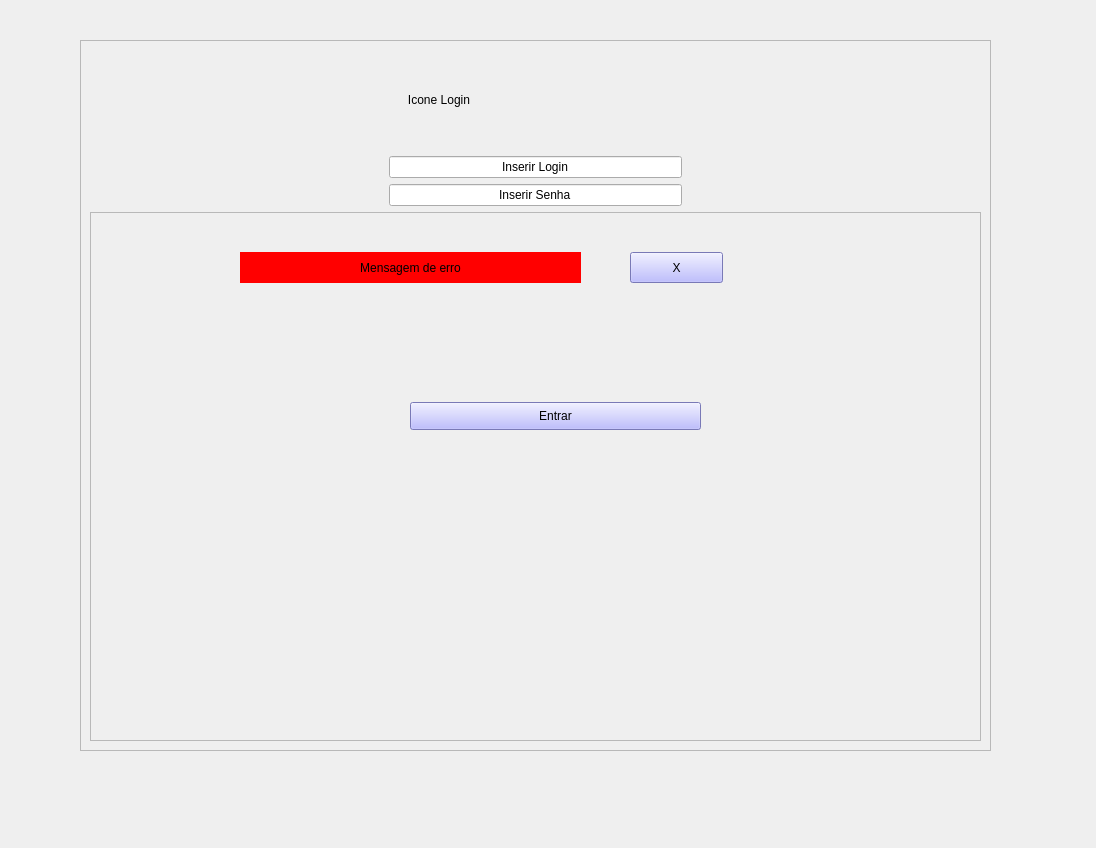
Before: the Qt Designer form src/projeto_perfil_solo.ui in WellingtonWilliams/projetocadastrogrupo, drawn with Qt 5.
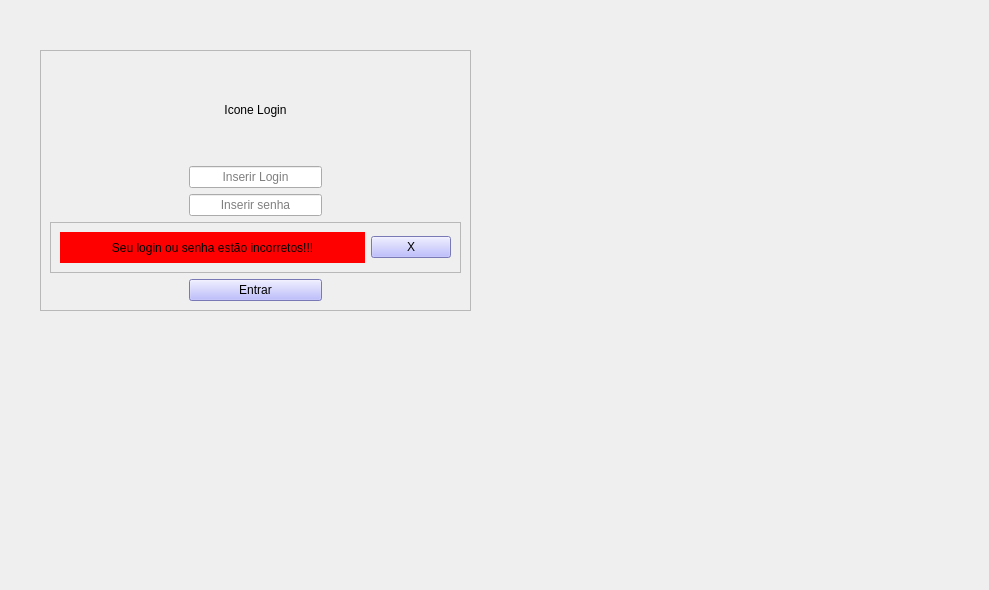
After: the same form once the commit is applied. The open tabs and pages were chosen to show the change.

```diff
--- a/src/projeto_perfil_solo.ui
+++ b/src/projeto_perfil_solo.ui
@@ -6,8 +6,8 @@
    <rect>
     <x>0</x>
     <y>0</y>
-    <width>1096</width>
-    <height>848</height>
+    <width>989</width>
+    <height>590</height>
    </rect>
   </property>
   <property name="windowTitle">
@@ -17,10 +17,10 @@
    <widget class="QStackedWidget" name="stacked_widget">
     <property name="geometry">
      <rect>
-      <x>50</x>
-      <y>20</y>
-      <width>991</width>
-      <height>771</height>
+      <x>20</x>
+      <y>10</y>
+      <width>711</width>
+      <height>451</height>
      </rect>
     </property>
     <property name="currentIndex">
@@ -30,10 +30,10 @@
      <widget class="QFrame" name="frame_login_fundo">
       <property name="geometry">
        <rect>
-        <x>30</x>
-        <y>20</y>
-        <width>911</width>
-        <height>711</height>
+        <x>20</x>
+        <y>40</y>
+        <width>431</width>
+        <height>261</height>
        </rect>
       </property>
       <property name="frameShape">
@@ -53,7 +53,7 @@
          </property>
          <property name="minimumSize">
           <size>
-           <width>100</width>
+           <width>133</width>
            <height>100</height>
           </size>
          </property>
@@ -65,6 +65,43 @@
          </property>
         </widget>
        </item>
+       <item row="1" column="1">
+        <widget class="QLineEdit" name="lineEdit_inserir_login">
+         <property name="text">
+          <string/>
+         </property>
+         <property name="alignment">
+          <set>Qt::AlignCenter</set>
+         </property>
+         <property name="placeholderText">
+          <string>Inserir Login</string>
+         </property>
+        </widget>
+       </item>
+       <item row="4" column="1">
+        <widget class="QPushButton" name="pushButton_entrar">
+         <property name="styleSheet">
+          <string notr="true">background-color: rgb(173, 169, 168);
+background-color: rgb(170, 170, 255);</string>
+         </property>
+         <property name="text">
+          <string>Entrar</string>
+         </property>
+        </widget>
+       </item>
+       <item row="2" column="1">
+        <widget class="QLineEdit" name="lineEdit_inserir_senha">
+         <property name="text">
+          <string/>
+         </property>
+         <property name="alignment">
+          <set>Qt::AlignCenter</set>
+         </property>
+         <property name="placeholderText">
+          <string>Inserir senha</string>
+         </property>
+        </widget>
+       </item>
        <item row="0" column="0">
         <spacer name="horizontalSpacer">
          <property name="orientation">
@@ -72,7 +109,7 @@
          </property>
          <property name="sizeHint" stdset="0">
           <size>
-           <width>288</width>
+           <width>40</width>
            <height>20</height>
           </size>
          </property>
@@ -85,32 +122,12 @@
          </property>
          <property name="sizeHint" stdset="0">
           <size>
-           <width>288</width>
+           <width>40</width>
            <height>20</height>
           </size>
          </property>
         </spacer>
        </item>
-       <item row="2" column="1">
-        <widget class="QLineEdit" name="lineEdit_inserir_senha">
-         <property name="text">
-          <string>Inserir Senha</string>
-         </property>
-         <property name="alignment">
-          <set>Qt::AlignCenter</set>
-         </property>
-        </widget>
-       </item>
-       <item row="1" column="1">
-        <widget class="QLineEdit" name="lineEdit_inserir_login">
-         <property name="text">
-          <string>Inserir Login</string>
-         </property>
-         <property name="alignment">
-          <set>Qt::AlignCenter</set>
-         </property>
-        </widget>
-       </item>
        <item row="3" column="0" colspan="3">
         <widget class="QFrame" name="frame_msg_erro">
          <property name="frameShape">
@@ -119,59 +136,38 @@
          <property name="frameShadow">
           <enum>QFrame::Raised</enum>
          </property>
-         <widget class="QLabel" name="label_msg_erro">
-          <property name="geometry">
-           <rect>
-            <x>150</x>
-            <y>40</y>
-            <width>341</width>
-            <height>31</height>
-           </rect>
-          </property>
-          <property name="styleSheet">
-           <string notr="true">background-color: rgb(255, 0, 0);</string>
-          </property>
-          <property name="text">
-           <string>Mensagem de erro</string>
-          </property>
-          <property name="alignment">
-           <set>Qt::AlignCenter</set>
-          </property>
-         </widget>
-         <widget class="QPushButton" name="pushButton_fechar_msg_erro">
-          <property name="geometry">
-           <rect>
-            <x>540</x>
-            <y>40</y>
-            <width>93</width>
-            <height>31</height>
-           </rect>
-          </property>
-          <property name="styleSheet">
-           <string notr="true">background-color: rgb(173, 169, 168);
+         <layout class="QHBoxLayout" name="horizontalLayout">
+          <item>
+           <widget class="QLabel" name="label_msg_erro">
+            <property name="sizePolicy">
+             <sizepolicy hsizetype="MinimumExpanding" vsizetype="Preferred">
+              <horstretch>0</horstretch>
+              <verstretch>0</verstretch>
+             </sizepolicy>
+            </property>
+            <property name="styleSheet">
+             <string notr="true">background-color: rgb(255, 0, 0);</string>
+            </property>
+            <property name="text">
+             <string>Seu login ou senha estão incorretos!!!</string>
+            </property>
+            <property name="alignment">
+             <set>Qt::AlignCenter</set>
+            </property>
+           </widget>
+          </item>
+          <item>
+           <widget class="QPushButton" name="pushButton_fechar_msg_erro">
+            <property name="styleSheet">
+             <string notr="true">background-color: rgb(173, 169, 168);
 background-color: rgb(170, 170, 255);</string>
-          </property>
-          <property name="text">
-           <string>X</string>
-          </property>
-         </widget>
-         <widget class="QPushButton" name="pushButton_entrar">
-          <property name="geometry">
-           <rect>
-            <x>320</x>
-            <y>190</y>
-            <width>291</width>
-            <height>28</height>
-           </rect>
-          </property>
-          <property name="styleSheet">
-           <string notr="true">background-color: rgb(173, 169, 168);
-background-color: rgb(170, 170, 255);</string>
-          </property>
-          <property name="text">
-           <string>Entrar</string>
-          </property>
-         </widget>
+            </property>
+            <property name="text">
+             <string>X</string>
+            </property>
+           </widget>
+          </item>
+         </layout>
         </widget>
        </item>
       </layout>
```
Left out of the diff: 20 changed lines with no effect on the pictures.
